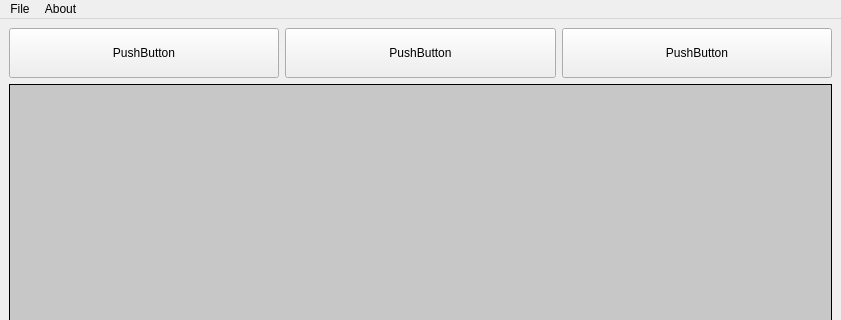
duotien/MNIST-Digit-Classifier, file ui/fMain.ui: the form before one commit; both pictures show x 0 to 841 and y 0 to 320 of the 841 by 805 pixel window.
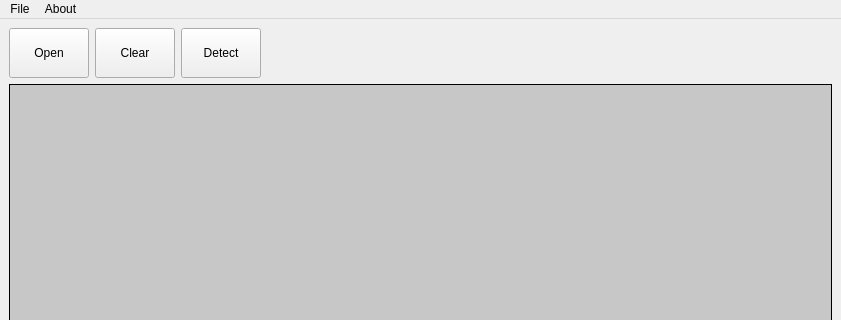
The form after the commit.

Commit message: add openfile method, load img onto canvas

Diff of the .ui file:
```diff
--- a/ui/fMain.ui
+++ b/ui/fMain.ui
@@ -16,7 +16,7 @@
   <widget class="QWidget" name="centralwidget">
    <layout class="QGridLayout" name="gridLayout">
     <item row="0" column="0">
-     <layout class="QHBoxLayout" name="horizontalLayout" stretch="0,0,0">
+     <layout class="QHBoxLayout" name="horizontalLayout" stretch="0,0,0,0">
       <property name="spacing">
        <number>6</number>
       </property>
@@ -32,7 +32,7 @@
          </size>
         </property>
         <property name="text">
-         <string>PushButton</string>
+         <string>Open</string>
         </property>
        </widget>
       </item>
@@ -45,7 +45,7 @@
          </size>
         </property>
         <property name="text">
-         <string>PushButton</string>
+         <string>Clear</string>
         </property>
        </widget>
       </item>
@@ -58,10 +58,23 @@
          </size>
         </property>
         <property name="text">
-         <string>PushButton</string>
+         <string>Detect</string>
         </property>
        </widget>
       </item>
+      <item>
+       <spacer name="horizontalSpacer">
+        <property name="orientation">
+         <enum>Qt::Horizontal</enum>
+        </property>
+        <property name="sizeHint" stdset="0">
+         <size>
+          <width>40</width>
+          <height>20</height>
+         </size>
+        </property>
+       </spacer>
+      </item>
      </layout>
     </item>
     <item row="1" column="0">
```
Left out of the diff: 14 changed lines with no effect on the pictures. The commit also changes 1 other file.
